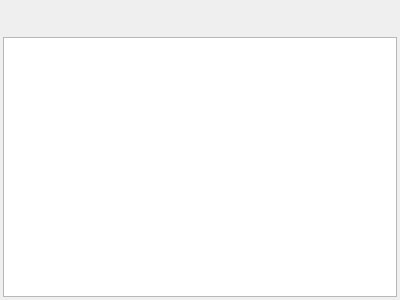
First picture: the form in helpviewdialog.ui, repository VitalyGladyshev/GB-text-editor, before the edit.
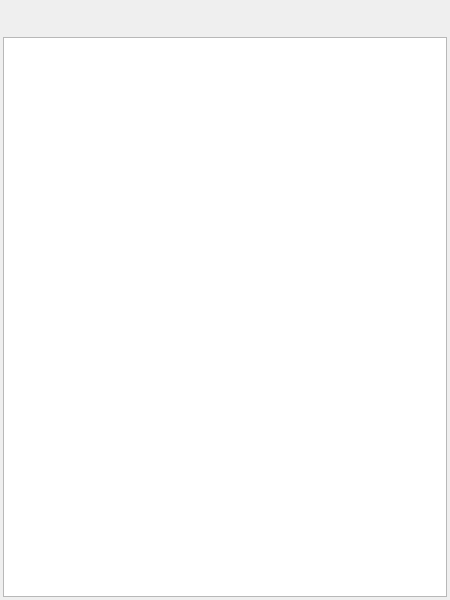
Second picture: the form after the edit. Icons and pictures are not drawn.

```diff
--- a/helpviewdialog.ui
+++ b/helpviewdialog.ui
@@ -6,8 +6,8 @@
    <rect>
     <x>0</x>
     <y>0</y>
-    <width>400</width>
-    <height>300</height>
+    <width>450</width>
+    <height>600</height>
    </rect>
   </property>
   <property name="windowTitle">
```
